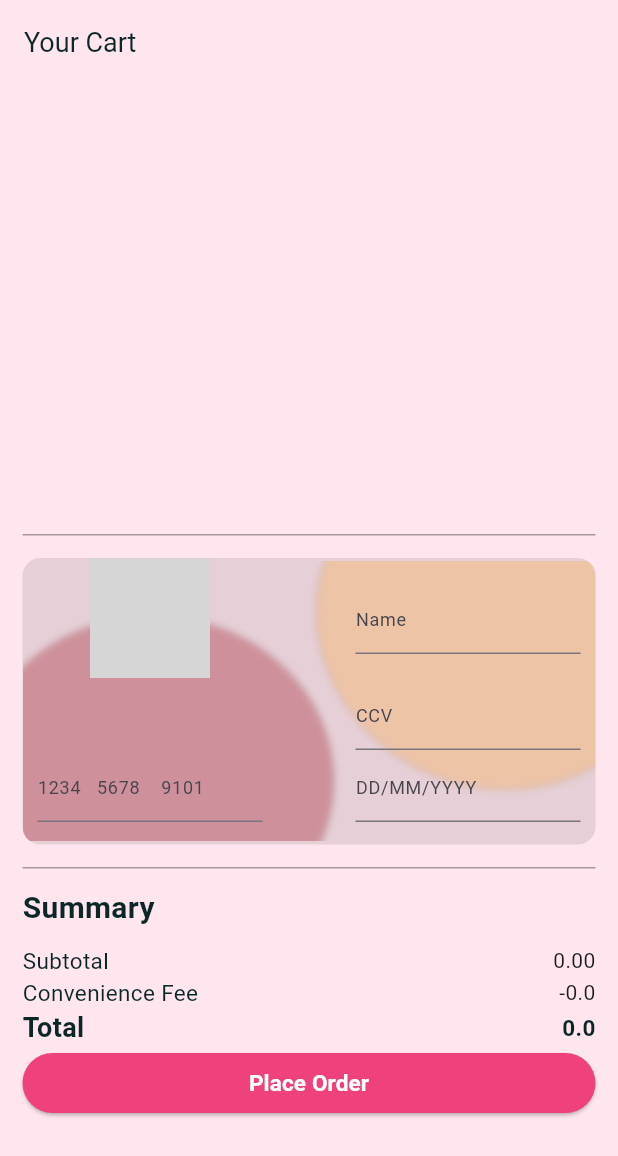
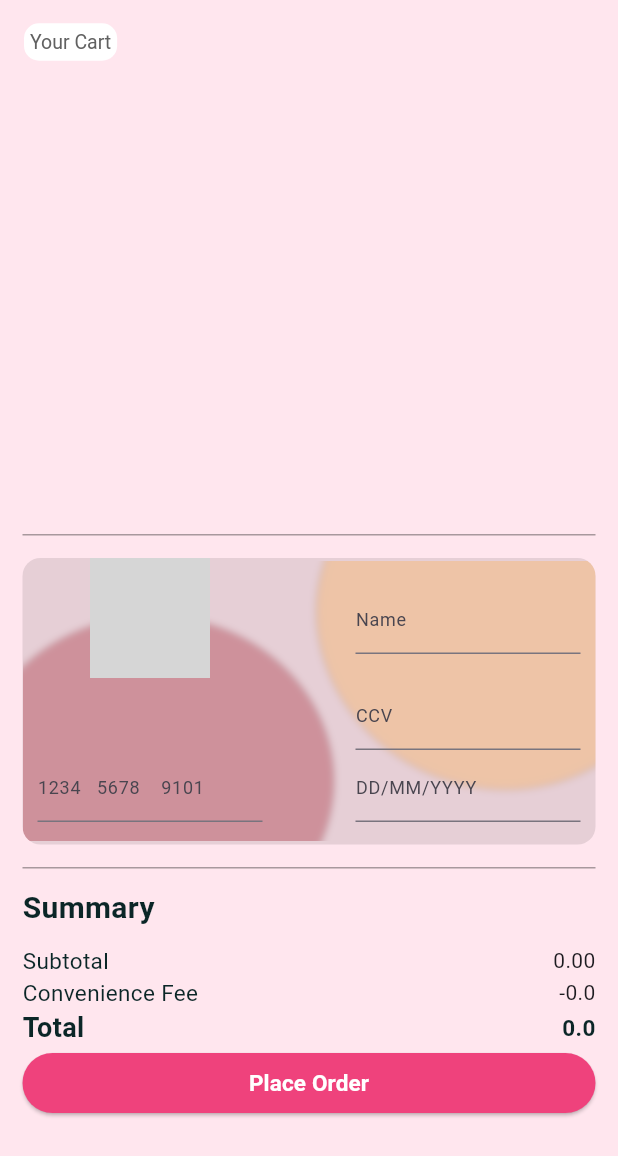
Before and after one commit to nimtaraa/donutapp, a Flutter app: the homepage screen opened directly, after a tap on the "shopping cart" icon, on a phone screen of 412 x 824 dp. Shown: the top 1156 px of the screen. Run offline on Flutter 3.47's test engine with Material 3 defaults, Android fonts, the phone set to English and light mode, and no system bars; drawn by our look-alikes of lottie; our stand-ins replace cloud_firestore, firebase_auth, firebase_core; accounts and stored records are empty; grey boxes are pictures that could not be loaded.

Commit message:
final changes

```diff
--- a/lib/cart.dart
+++ b/lib/cart.dart
@@ -25,7 +25,15 @@ class _cartState extends State<cart> {
             appBar: AppBar(
             backgroundColor: Colors.transparent,
             automaticallyImplyLeading: false,
-            title:Text("Your Cart",style: TextStyle(color: Color.fromARGB(255, 11, 38, 39) ,fontSize: 18),) ,
+            title:Container(
+               decoration: BoxDecoration(
+              borderRadius: BorderRadius.circular(10),
+              color: Colors.white
+            ),
+              child: Padding(
+                padding: const EdgeInsets.all(4.0),
+                child: Text("Your Cart",style: TextStyle(color: Color.fromARGB(255, 97, 97, 97),fontSize: 13,),),
+              )) ,
       ),
       body:SingleChildScrollView(
         child: Consumer<cartmodel>(
--- a/lib/details.dart
+++ b/lib/details.dart
@@ -96,7 +96,7 @@ List detailsitems=[];
                                 child: Row(
                                     mainAxisAlignment: MainAxisAlignment.spaceBetween,
                                     children: [
-                                       Text(widget.iname,style: TextStyle(color: Color.fromARGB(255, 11, 38, 39),fontSize:28 ,fontWeight: FontWeight.w500),),
+                                       Text(widget.iname,style: TextStyle(color: Color.fromARGB(185, 11, 38, 39),fontSize:28 ,fontWeight: FontWeight.w600),),
                                        Container(
                                           height: 40,
                                           width: 40,
@@ -118,7 +118,7 @@ List detailsitems=[];
 
                                 Padding(
                                   padding: const EdgeInsets.only(left: 14,right: 14),
-                                child: Text(widget.idescription1,style: TextStyle(color: Color.fromARGB(255, 11, 38, 39),fontSize:16 ,fontWeight: FontWeight.w500),),
+                                child: Text(widget.idescription1,style: TextStyle(color: Color.fromARGB(168, 11, 38, 39),fontSize:16 ,fontWeight: FontWeight.w500),),
                                 ),
 
                                 SizedBox(height: 20,),
@@ -215,7 +215,7 @@ List detailsitems=[];
                                        ),
 
                                        Padding(
-                                         padding: const EdgeInsets.only(top: 55,bottom: 10),
+                                         padding: const EdgeInsets.only(top: 35,bottom: 10),
                                          child: ElevatedButton(
                                           style: ElevatedButton.styleFrom(
 
--- a/lib/homepage.dart
+++ b/lib/homepage.dart
@@ -113,19 +113,42 @@ final iced=FirebaseFirestore.instance.collection("Ice Drinks").snapshots();
           crossAxisAlignment: CrossAxisAlignment.start,
                 children: [
            Padding(
-             padding: const EdgeInsets.only(left: 10,top: 20),
-             child: Row(
-              children: [
-                Text("NEW",style: TextStyle(color: Color.fromARGB(187, 0, 0, 0),fontWeight: FontWeight.bold,fontSize: 24),),
-                SizedBox(width: 10,),
-                Text("Pumpkin Spice donut!",style: TextStyle(color: Color.fromARGB(156, 0, 0, 0),fontSize: 18),)
-              ],
+             padding: const EdgeInsets.only(left: 7,top: 20,bottom: 20),
+             child: Container(
+              width: 270,
+              height: 40,
+
+              decoration: BoxDecoration(
+                border: Border.all(
+                  color: Colors.white,
+                  width: 4,
+
+              ),
+              color: Colors.white,
+              borderRadius: BorderRadius.circular(15)
+              ),
+               child: Row(
+                children: [
+                  Text(" NEW",style: TextStyle(color: Color.fromARGB(255, 97, 97, 97),fontWeight: FontWeight.bold,fontSize: 24),),
+                  SizedBox(width: 7,),
+                  Text("Pumpkin Spice donut",style: TextStyle(color: Color.fromARGB(255, 97, 97, 97),fontSize: 14),),
+                  Text(" !",style: TextStyle(color: Color.fromARGB(255, 97, 97, 97),fontWeight: FontWeight.bold,fontSize: 18),),
+                ],
+               ),
              ),
            ),
 
           Padding(
           padding: const EdgeInsets.only(left: 10,top: 24),
-          child: Text("Featured",style: TextStyle(fontSize: 15,color: Colors.black,fontWeight: FontWeight.bold),),
+          child: Container(
+            width: 80,
+            height: 28,
+
+            decoration: BoxDecoration(borderRadius: BorderRadius.circular(10),color: Colors.white),
+            child: Padding(
+              padding: const EdgeInsets.all(2.0),
+              child: Text(" Featured",style: TextStyle(fontSize: 15,color:Color.fromARGB(255, 97, 97, 97),fontWeight: FontWeight.bold),),
+            )),
                  ),
                  Padding(
            padding: const EdgeInsets.only(top: 30),
@@ -183,22 +206,34 @@ final iced=FirebaseFirestore.instance.collection("Ice Drinks").snapshots();
 
                 Padding(
           padding: const EdgeInsets.only(left: 8,top: 22,bottom: 15),
-          child: Text("Categories",style: TextStyle(fontSize: 15 ,fontWeight: FontWeight.bold,color: Colors.black),),
+          child: Container(
+            decoration: BoxDecoration(
+              borderRadius: BorderRadius.circular(10),
+              color: Colors.white
+            ),
+            child: Padding(
+              padding: const EdgeInsets.all(4.0),
+              child: Text("Categories",style: TextStyle(fontSize: 15 ,fontWeight: FontWeight.bold,color: Color.fromARGB(255, 97, 97, 97)),),
+            )),
                 ),
                 TabBar(
                   indicator: BoxDecoration(
+                    border: Border.all(
+                      color: Colors.white,
+                    ),
                     borderRadius: BorderRadius.circular(14),
                     color: Color.fromARGB(200, 237, 68, 124)
                   ),
                  labelColor: Colors.white,
-                 unselectedLabelColor: Colors.black,
+
+                 unselectedLabelColor: Color.fromARGB(200, 237, 68, 124),
 
                   tabs: [
 
                  Container(
                   width: 400,
                   decoration: BoxDecoration(
-                                        border: Border.all(width: 1,color: Colors.black),
+                                        border: Border.all(width: 1,color: Color.fromARGB(200, 237, 68, 124)),
 
                     borderRadius: BorderRadius.circular(15),),
                   child: Center(child: Padding(
@@ -210,7 +245,7 @@ final iced=FirebaseFirestore.instance.collection("Ice Drinks").snapshots();
                  Container(
                   width: 400,
                   decoration: BoxDecoration(
-                                        border: Border.all(width: 1,color: Colors.black),
+                                        border: Border.all(width: 1,color: Color.fromARGB(200, 237, 68, 124)),
 
                     borderRadius: BorderRadius.circular(15)),
                   child: Padding(
@@ -222,7 +257,7 @@ final iced=FirebaseFirestore.instance.collection("Ice Drinks").snapshots();
                  Container(
                   width: 400,
                   decoration: BoxDecoration(
-                    border: Border.all(width: 1,color: Colors.black),
+                    border: Border.all(width: 1,color: Color.fromARGB(200, 237, 68, 124)),
                     borderRadius: BorderRadius.circular(15)),
                   child: Padding(
                     padding: const EdgeInsets.only(top: 7,left: 7,right: 7,bottom: 7),
--- a/lib/itemm.dart
+++ b/lib/itemm.dart
@@ -43,7 +43,7 @@ class _itemmState extends State<itemm> {
 
           ),
           SizedBox(width: 10,),
-          Text(widget.itemname),
+          Text(widget.itemname,style: TextStyle(color: Color.fromARGB(255, 126, 126, 126),fontWeight: FontWeight.bold)),
         ],),
       ),
     );
--- a/lib/listt.dart
+++ b/lib/listt.dart
@@ -60,11 +60,11 @@ class _listtState extends State<listt> {
         ),
         Padding(
           padding: const EdgeInsets.only(left: 10,top: 4),
-          child: Text(widget.name,style: TextStyle(color: Colors.black,fontSize: 14,fontWeight: FontWeight.bold),),
+          child: Text(widget.name,style: TextStyle(color: Color.fromARGB(255, 97, 97, 97),fontSize: 14,fontWeight: FontWeight.bold),),
         ),
         Padding(
           padding: const EdgeInsets.only(left: 10,top: 4),
-          child: Text(widget.price.toString(),style: TextStyle(color: Colors.black,fontSize: 12),),
+          child: Text(widget.price.toString(),style: TextStyle(color: Color.fromARGB(140, 0, 0, 0),fontSize: 12),),
         )
       ],
          ),
--- a/pubspec.yaml
+++ b/pubspec.yaml
@@ -71,7 +71,7 @@ flutter:
   assets:
     - sourcess/sweetwheel(1).png
     - sourcess/sweetwheel2.png
-    - sourcess/sweetwheel (4).png
+    - sourcess/sweetwheellogo1.png
     - sourcess/sweetwheel2 (1).png
     - sourcess/facebook.png
     - sourcess/google.png
```
Also changed, not shown: lib/load.dart (+9 -0 lines), lib/login.dart (+12 -12 lines), lib/thankyoupage.dart (+45 -1 lines), sourcess/sweetwheellogo1.png (added).
